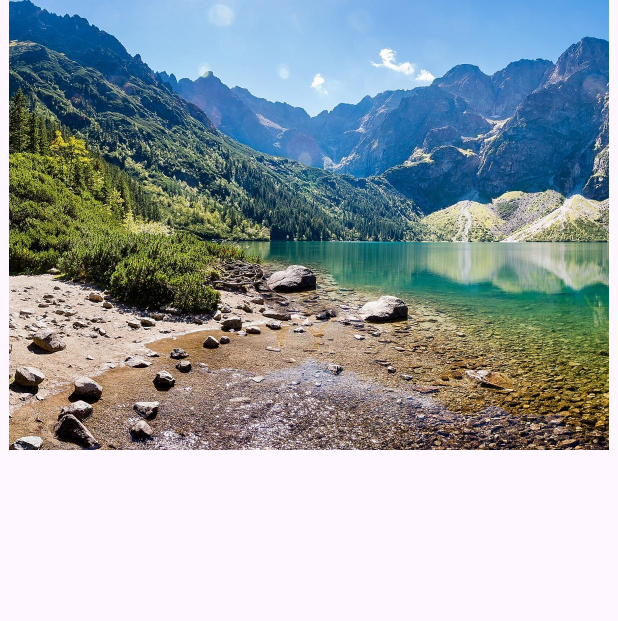
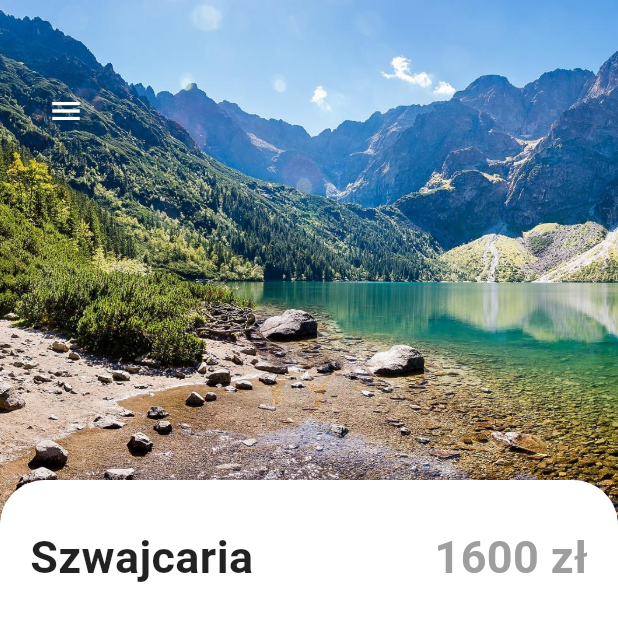
Before and after one commit to Jacek96/flutter_travel_app, a Flutter app: the screen it shows after launch, on a phone screen of 412 x 824 dp. Shown: the top 621 px of the screen. Run offline on Flutter 3.47's test engine with Material 3 defaults, Android fonts, the phone set to English and light mode, and no system bars.

Commit message:
Add top text

```diff
--- a/lib/pages/detail_page.dart
+++ b/lib/pages/detail_page.dart
@@ -1,4 +1,5 @@
 import 'package:flutter/material.dart';
+import 'package:flutter_travel_app/widgets/app_large_text.dart';
 
 class DetailPage extends StatefulWidget {
   const DetailPage({super.key});
@@ -17,29 +18,64 @@ class _DetailPageState extends State<DetailPage> {
         child: Stack(
           children: [
             Positioned(
+              left: 0,
+              right: 0,
+              child: Container(
+                width: double.maxFinite,
+                height: 350,
+                decoration: BoxDecoration(
+                  image: DecorationImage(
+                    image: AssetImage('images/view.jpg'),
+                    fit: BoxFit.cover,
+                  ),
+                ),
+              ),
+            ),
+            Positioned(
               left: 20,
-              top: 70,
+              top: 50,
               child: Row(
                 children: [
                   IconButton(
                     onPressed: () {},
                     icon: Icon(Icons.menu),
+                    color: Colors.white,
                   ),
                 ],
               ),
             ),
             Positioned(
-                left: 0,
-                right: 0,
-                child: Container(
-                  width: double.maxFinite,
-                  height: 300,
-                  decoration: BoxDecoration(
-                    image: DecorationImage(
-                      image: AssetImage('images/view.jpg'),
+              top: 320,
+              child: Container(
+                padding: EdgeInsets.only(left: 20, right: 20, top: 30),
+                width: MediaQuery.of(context).size.width,
+                height: 500,
+                decoration: BoxDecoration(
+                  color: Colors.white,
+                  borderRadius: BorderRadius.only(
+                    topLeft: Radius.circular(30),
+                    topRight: Radius.circular(30),
+                  ),
+                ),
+                child: Column(
+                  children: [
+                    Row(
+                      mainAxisAlignment: MainAxisAlignment.spaceBetween,
+                      children: [
+                        ApplargeText(
+                          text: "Szwajcaria",
+                          color: Colors.black87,
+                        ),
+                        ApplargeText(
+                          text: "1600 zł",
+                          color: Colors.grey,
+                        ),
+                      ],
                     ),
-                  ),
-                ))
+                  ],
+                ),
+              ),
+            )
           ],
         ),
       ),
```
